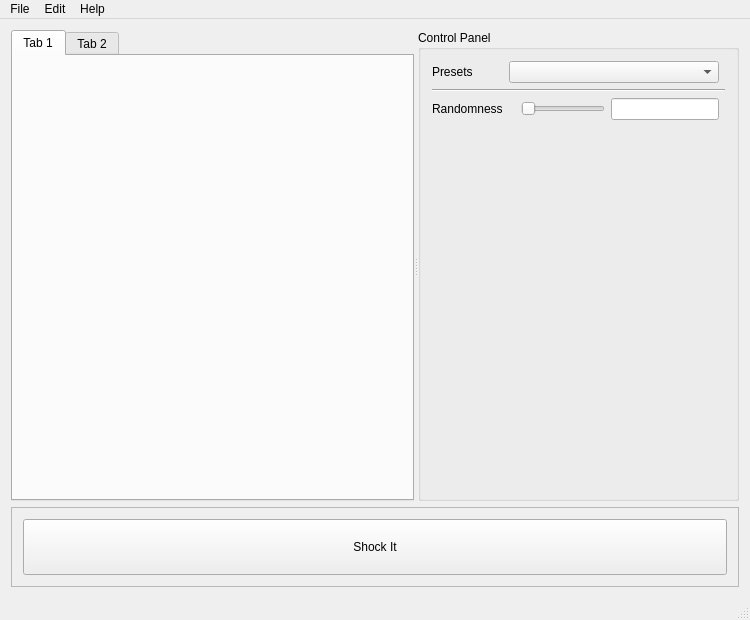
Before: the Qt Designer form mainwindow.ui in casey-c/shock, drawn with Qt 5.
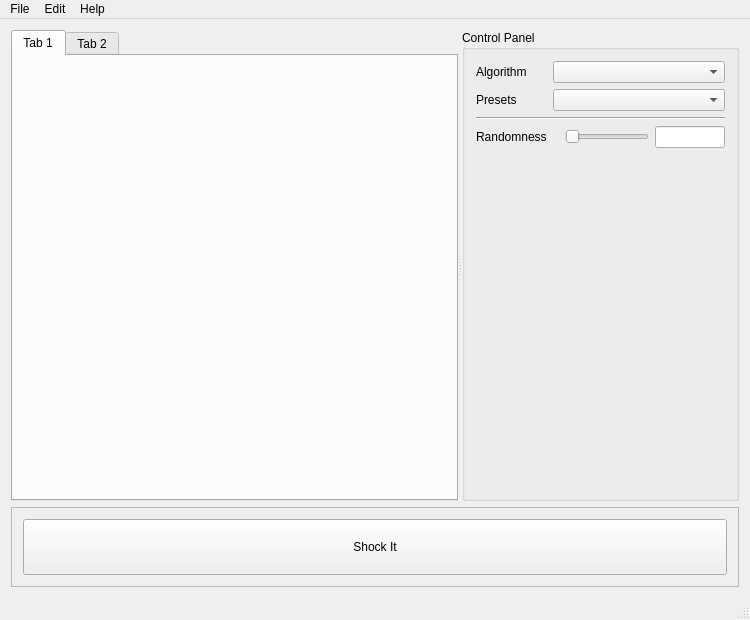
After: the same form once the commit is applied.

Commit message:
Minor changes to control panel
Added algorithm combo box

Patch:
```diff
--- a/mainwindow.ui
+++ b/mainwindow.ui
@@ -15,7 +15,44 @@
   </property>
   <widget class="QWidget" name="centralWidget">
    <layout class="QGridLayout" name="gridLayout">
-    <item row="0" column="0">
+    <item row="2" column="0">
+     <widget class="QFrame" name="frame">
+      <property name="sizePolicy">
+       <sizepolicy hsizetype="Preferred" vsizetype="Fixed">
+        <horstretch>0</horstretch>
+        <verstretch>0</verstretch>
+       </sizepolicy>
+      </property>
+      <property name="minimumSize">
+       <size>
+        <width>0</width>
+        <height>80</height>
+       </size>
+      </property>
+      <property name="frameShape">
+       <enum>QFrame::StyledPanel</enum>
+      </property>
+      <property name="frameShadow">
+       <enum>QFrame::Raised</enum>
+      </property>
+      <layout class="QGridLayout" name="gridLayout_4">
+       <item row="0" column="0">
+        <widget class="QPushButton" name="pushButton">
+         <property name="sizePolicy">
+          <sizepolicy hsizetype="Minimum" vsizetype="Expanding">
+           <horstretch>0</horstretch>
+           <verstretch>0</verstretch>
+          </sizepolicy>
+         </property>
+         <property name="text">
+          <string>Shock It</string>
+         </property>
+        </widget>
+       </item>
+      </layout>
+     </widget>
+    </item>
+    <item row="1" column="0">
      <widget class="QSplitter" name="splitter">
       <property name="baseSize">
        <size>
@@ -36,6 +73,9 @@
          <verstretch>0</verstretch>
         </sizepolicy>
        </property>
+       <property name="currentIndex">
+        <number>0</number>
+       </property>
        <widget class="QWidget" name="tab">
         <attribute name="title">
          <string>Tab 1</string>
@@ -61,38 +101,65 @@
         <bool>false</bool>
        </property>
        <layout class="QGridLayout" name="gridLayout_3">
-        <item row="1" column="1" colspan="6">
+        <item row="1" column="1">
+         <widget class="QLabel" name="label_2">
+          <property name="text">
+           <string>Presets</string>
+          </property>
+         </widget>
+        </item>
+        <item row="3" column="1">
+         <widget class="QLabel" name="label">
+          <property name="text">
+           <string>Randomness</string>
+          </property>
+         </widget>
+        </item>
+        <item row="3" column="4">
+         <widget class="QSlider" name="horizontalSlider">
+          <property name="orientation">
+           <enum>Qt::Horizontal</enum>
+          </property>
+         </widget>
+        </item>
+        <item row="2" column="1" colspan="6">
          <widget class="Line" name="line">
           <property name="orientation">
            <enum>Qt::Horizontal</enum>
           </property>
          </widget>
         </item>
-        <item row="2" column="5">
+        <item row="0" column="1">
+         <widget class="QLabel" name="label_3">
+          <property name="text">
+           <string>Algorithm</string>
+          </property>
+         </widget>
+        </item>
+        <item row="1" column="2" colspan="5">
+         <widget class="QComboBox" name="comboBox">
+          <property name="sizePolicy">
+           <sizepolicy hsizetype="Preferred" vsizetype="Preferred">
+            <horstretch>0</horstretch>
+            <verstretch>0</verstretch>
+           </sizepolicy>
+          </property>
+         </widget>
+        </item>
+        <item row="0" column="2" colspan="5">
+         <widget class="QComboBox" name="comboBox_2"/>
+        </item>
+        <item row="3" column="5" colspan="2">
          <widget class="QLineEdit" name="lineEdit">
           <property name="maximumSize">
            <size>
-            <width>120</width>
+            <width>70</width>
             <height>16777215</height>
            </size>
           </property>
          </widget>
         </item>
-        <item row="2" column="1">
-         <widget class="QLabel" name="label">
-          <property name="text">
-           <string>Randomness</string>
-          </property>
-         </widget>
-        </item>
-        <item row="0" column="1">
-         <widget class="QLabel" name="label_2">
-          <property name="text">
-           <string>Presets</string>
-          </property>
-         </widget>
-        </item>
-        <item row="3" column="1" colspan="5">
+        <item row="4" column="1" colspan="6">
          <spacer name="verticalSpacer">
           <property name="orientation">
            <enum>Qt::Vertical</enum>
@@ -105,64 +172,10 @@
           </property>
          </spacer>
         </item>
-        <item row="2" column="4">
-         <widget class="QSlider" name="horizontalSlider">
-          <property name="orientation">
-           <enum>Qt::Horizontal</enum>
-          </property>
-         </widget>
-        </item>
-        <item row="0" column="2" colspan="4">
-         <widget class="QComboBox" name="comboBox">
-          <property name="sizePolicy">
-           <sizepolicy hsizetype="Preferred" vsizetype="Preferred">
-            <horstretch>0</horstretch>
-            <verstretch>0</verstretch>
-           </sizepolicy>
-          </property>
-         </widget>
-        </item>
        </layout>
       </widget>
      </widget>
     </item>
-    <item row="1" column="0">
-     <widget class="QFrame" name="frame">
-      <property name="sizePolicy">
-       <sizepolicy hsizetype="Preferred" vsizetype="Fixed">
-        <horstretch>0</horstretch>
-        <verstretch>0</verstretch>
-       </sizepolicy>
-      </property>
-      <property name="minimumSize">
-       <size>
-        <width>0</width>
-        <height>80</height>
-       </size>
-      </property>
-      <property name="frameShape">
-       <enum>QFrame::StyledPanel</enum>
-      </property>
-      <property name="frameShadow">
-       <enum>QFrame::Raised</enum>
-      </property>
-      <layout class="QGridLayout" name="gridLayout_4">
-       <item row="0" column="0">
-        <widget class="QPushButton" name="pushButton">
-         <property name="sizePolicy">
-          <sizepolicy hsizetype="Minimum" vsizetype="Expanding">
-           <horstretch>0</horstretch>
-           <verstretch>0</verstretch>
-          </sizepolicy>
-         </property>
-         <property name="text">
-          <string>Shock It</string>
-         </property>
-        </widget>
-       </item>
-      </layout>
-     </widget>
-    </item>
    </layout>
   </widget>
   <widget class="QMenuBar" name="menuBar">
```
